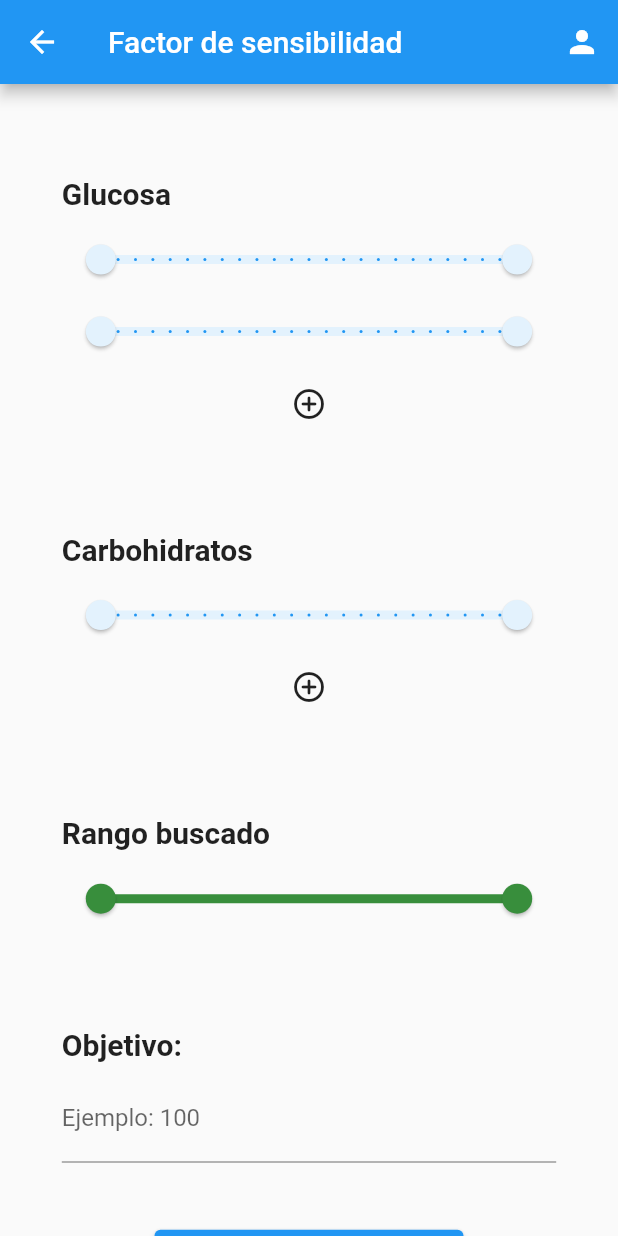
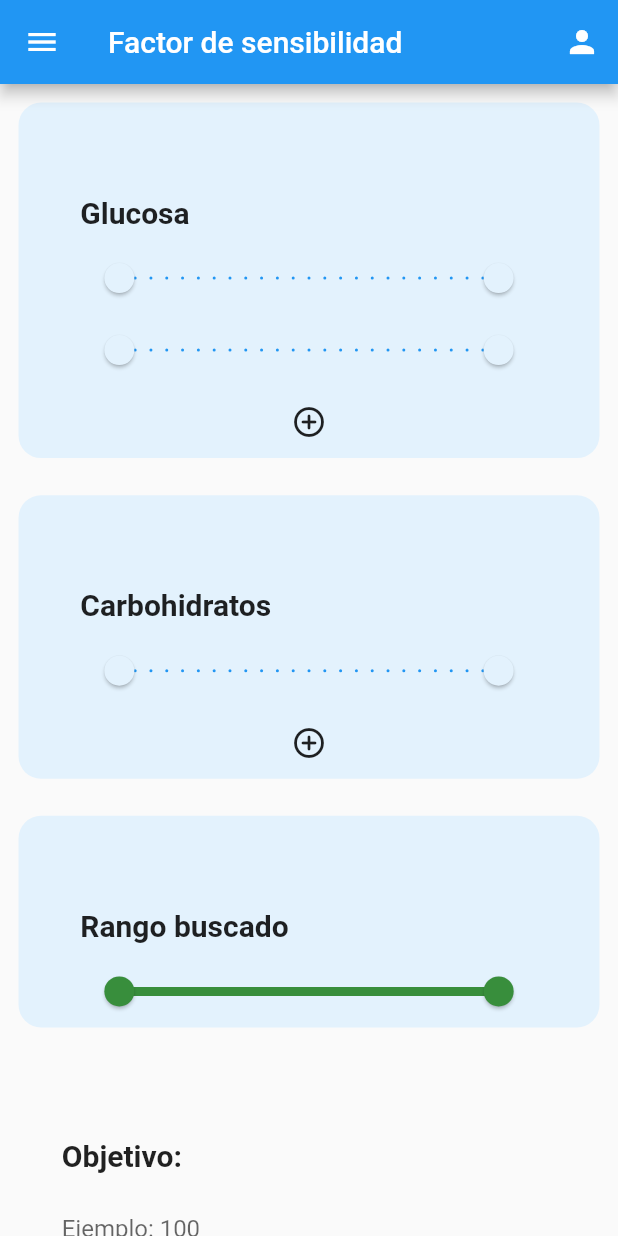
Before and after one commit to ochavirar/InsulineCalculator, a Flutter app: the SensibilityContainer screen opened directly, after a tap on the "add circle outline" icon, on a phone screen of 412 x 824 dp. Run offline on Flutter 3.47's test engine with Material 2 defaults, Android fonts, the phone set to English and light mode, and no system bars; our stand-ins replace sidebarx; network calls fail.

Commit message:
Drawer in all files

```diff
--- a/insuline_calculator/lib/screens/edit_profile.dart
+++ b/insuline_calculator/lib/screens/edit_profile.dart
@@ -1,5 +1,6 @@
 import 'package:flutter/material.dart';
 import 'package:insuline_calculator/widgets/edit_profile_widgets/edit_profile_container.dart';
+
 class EditProfile extends StatelessWidget {
   const EditProfile({super.key});
 
--- a/insuline_calculator/lib/widgets/edit_profile_widgets/edit_profile_container.dart
+++ b/insuline_calculator/lib/widgets/edit_profile_widgets/edit_profile_container.dart
@@ -1,5 +1,6 @@
 import 'package:flutter/material.dart';
 import 'package:insuline_calculator/widgets/edit_profile_widgets/edit_profile_form.dart';
+import 'package:insuline_calculator/widgets/utilities/side_bar.dart';
 
 class EditProfileContainer extends StatelessWidget {
   const EditProfileContainer({super.key});
@@ -20,6 +21,7 @@ class EditProfileContainer extends StatelessWidget {
           ),
         ],
       ),
+      drawer: const SideBar(),
       body: const Center(
         child: EditProfileForm(),
       ),
--- a/insuline_calculator/lib/widgets/sensibility_widgets/forms.dart
+++ b/insuline_calculator/lib/widgets/sensibility_widgets/forms.dart
@@ -68,7 +68,13 @@ class _RangeSliderObjectiveState extends State<RangeSliderObjective> {
 
   @override
   Widget build(BuildContext context) {
-    return Padding(
+    return Container(
+      margin: EdgeInsets.all(MediaQuery.of(context).size.width * 0.03),
+      decoration: BoxDecoration(
+        borderRadius: BorderRadius.circular(15),
+        color: Theme.of(context).secondaryHeaderColor,
+      ),
+      child: Padding(
         padding: EdgeInsets.only(
           left: MediaQuery.of(context).size.width * 0.1,
           right: MediaQuery.of(context).size.width * 0.1,
@@ -91,6 +97,7 @@ class _RangeSliderObjectiveState extends State<RangeSliderObjective> {
             ),
             const RangeSliderTarget(),
           ],
+        ),
       ),
     );
   }
@@ -115,7 +122,13 @@ class _RangeSliderCategoryState extends State<RangeSliderCategory> {
 
   @override
   Widget build(BuildContext context) {
-    return Padding(
+    return Container(
+      margin: EdgeInsets.all(MediaQuery.of(context).size.width * 0.03),
+      decoration: BoxDecoration(
+        borderRadius: BorderRadius.circular(15),
+        color: Theme.of(context).secondaryHeaderColor,
+      ),
+      child: Padding(
         padding: EdgeInsets.only(
           left: MediaQuery.of(context).size.width * 0.1,
           right: MediaQuery.of(context).size.width * 0.1,
@@ -157,6 +170,7 @@ class _RangeSliderCategoryState extends State<RangeSliderCategory> {
               icon: const Icon(Icons.add_circle_outline_rounded),
             ),
           ],
+        ),
       ),
     );
   }
--- a/insuline_calculator/lib/widgets/sensibility_widgets/sensibility_container.dart
+++ b/insuline_calculator/lib/widgets/sensibility_widgets/sensibility_container.dart
@@ -1,6 +1,7 @@
 import 'package:flutter/material.dart';
 import 'package:insuline_calculator/screens/edit_profile.dart';
 import 'package:insuline_calculator/widgets/sensibility_widgets/forms.dart';
+import 'package:insuline_calculator/widgets/utilities/side_bar.dart';
 
 class SensibilityContainer extends StatelessWidget {
   const SensibilityContainer({super.key});
@@ -24,6 +25,7 @@ class SensibilityContainer extends StatelessWidget {
           ),
         ],
       ),
+      drawer: const SideBar(),
       body: ListView(
         children:  const [
           RangeSliderCategory(title: "Glucosa"),
```
Lines whose indentation alone changed are shown as unchanged.
